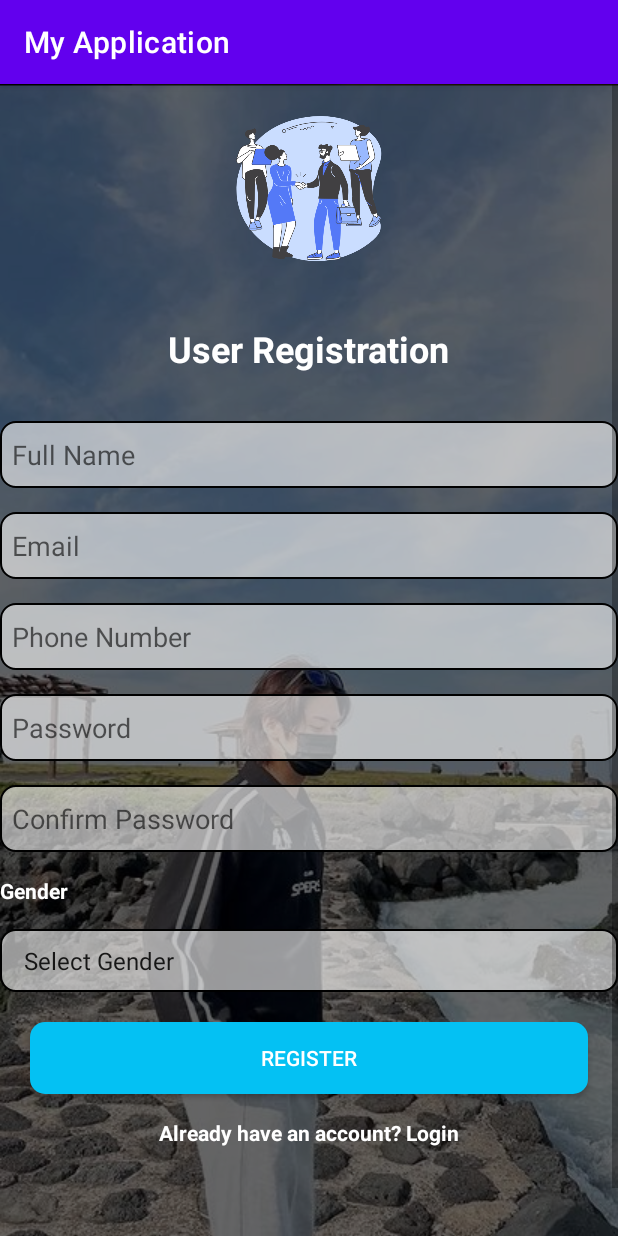
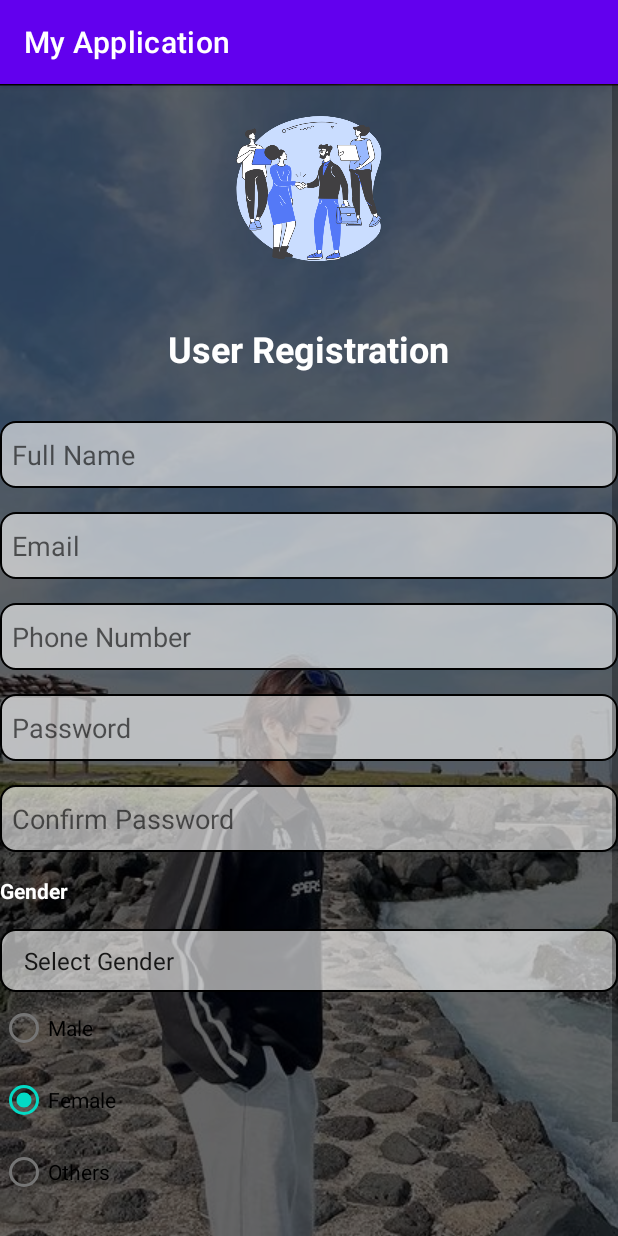
Before and after one commit to rachanadhungana/Mobile-Programming, an Android app: the MainActivity screen opened directly, with no data from a screen before it, on a phone screen of 412 x 824 dp. Run offline under Robolectric (Android 15) with nearby library versions, the phone set to English and light mode, and no system bars.

Commit message:
2082/07/25

```diff
--- a/app/src/main/java/com/example/rachanadhungana/MainActivity.java
+++ b/app/src/main/java/com/example/rachanadhungana/MainActivity.java
@@ -5,9 +5,12 @@ import android.os.Bundle;
 import android.view.View;
 import android.widget.AdapterView;
 import android.widget.ArrayAdapter;
+import android.widget.RadioButton;
+import android.widget.RadioGroup;
 import android.widget.Toast;
 
 import androidx.activity.EdgeToEdge;
+import androidx.annotation.NonNull;
 import androidx.appcompat.app.AppCompatActivity;
 import androidx.appcompat.widget.AppCompatButton;
 import androidx.appcompat.widget.AppCompatSpinner;
@@ -18,6 +21,7 @@ import androidx.core.view.WindowInsetsCompat;
 public class MainActivity extends AppCompatActivity {
     private AppCompatButton btnRegister;
     private AppCompatSpinner spinnerGender;
+    private RadioGroup rgGender;
 
     @Override
     protected void onCreate(Bundle savedInstanceState) {
@@ -28,6 +32,9 @@ public class MainActivity extends AppCompatActivity {
 
         btnRegister=findViewById(R.id.btnRegister);
         spinnerGender=findViewById(R.id.spinnerGender);
+        rgGender=findViewById(R.id.rgGender);
+        setSpinnerGender();
+        setRadioGroup();
         btnRegister.setOnClickListener(new View.OnClickListener() {
             @Override
             public void onClick(View v) {
@@ -38,6 +45,15 @@ public class MainActivity extends AppCompatActivity {
             }
         });
 
+    }
+    private void setRadioGroup(){
+        rgGender.setOnCheckedChangeListener(new RadioGroup.OnCheckedChangeListener() {
+            @Override
+            public void onCheckedChanged(@NonNull RadioGroup group, int checkedId) {
+                RadioButton selectedRadioButton=findViewById(checkedId);
+                Toast.makeText(MainActivity.this,selectedRadioButton.getText().toString(),Toast.LENGTH_SHORT).show();
+            }
+        });
     }
     private void setSpinnerGender(){
         ArrayAdapter<String> adapter=new ArrayAdapter<String>(this,android.R.layout.simple_spinner_item,getResources().getStringArray(R.array.genderValue));
--- a/app/src/main/res/layout/layout_signup.xml
+++ b/app/src/main/res/layout/layout_signup.xml
@@ -1,6 +1,5 @@
 <?xml version="1.0" encoding="utf-8"?>
-<androidx.constraintlayout.widget.ConstraintLayout
-    xmlns:android="http://schemas.android.com/apk/res/android"
+<androidx.constraintlayout.widget.ConstraintLayout xmlns:android="http://schemas.android.com/apk/res/android"
     xmlns:app="http://schemas.android.com/apk/res-auto"
     android:layout_width="match_parent"
     android:layout_height="match_parent">
@@ -158,14 +157,42 @@
                 android:layout_marginTop="16dp"
                 android:background="@drawable/edit_background"
                 android:drawableEnd="@drawable/dropdown"
+                android:drawablePadding="16dp"
                 android:entries="@array/genderValue"
-                android:drawablePadding="16dp"
                 android:paddingHorizontal="8dp"
                 android:paddingVertical="10dp"
                 android:spinnerMode="dropdown"
                 app:layout_constraintEnd_toEndOf="parent"
                 app:layout_constraintStart_toStartOf="parent"
                 app:layout_constraintTop_toBottomOf="@id/txtGender" />
+
+            <RadioGroup
+                android:id="@+id/rgGender"
+                android:layout_width="match_parent"
+                android:layout_height="wrap_content"
+                android:checkedButton="@id/rdfemale"
+                app:layout_constraintTop_toBottomOf="@id/spinnerGender">
+
+                <RadioButton
+                    android:id="@+id/rdmale"
+                    android:layout_width="wrap_content"
+                    android:layout_height="wrap_content"
+                    android:text="@string/male" />
+
+                <RadioButton
+                    android:id="@+id/rdfemale"
+                    android:layout_width="wrap_content"
+                    android:layout_height="wrap_content"
+                    android:text="@string/female" />
+
+                <RadioButton
+                    android:id="@+id/rdothers"
+                    android:layout_width="wrap_content"
+                    android:layout_height="wrap_content"
+                    android:text="@string/others" />
+
+
+            </RadioGroup>
 
             <!-- Register Button -->
             <androidx.appcompat.widget.AppCompatButton
@@ -179,7 +206,7 @@
                 android:textColor="@color/white"
                 app:layout_constraintEnd_toEndOf="parent"
                 app:layout_constraintStart_toStartOf="parent"
-                app:layout_constraintTop_toBottomOf="@id/spinnerGender" />
+                app:layout_constraintTop_toBottomOf="@id/rgGender" />
 
             <!-- Login Redirect -->
             <TextView
--- a/app/src/main/res/values/strings.xml
+++ b/app/src/main/res/values/strings.xml
@@ -7,4 +7,7 @@
         <item>Female</item>
         <item>Others</item>
     </string-array>
+    <string name="male">Male</string>
+    <string name="female">Female</string>
+    <string name="others">Others</string>
 </resources>
```
